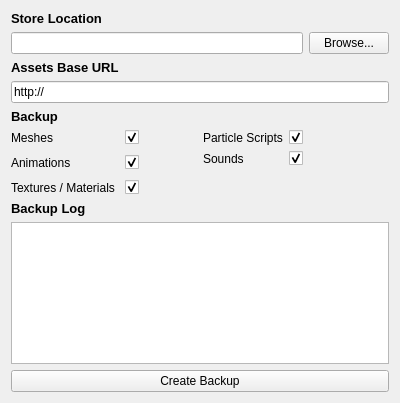
First picture: the form in WorldBuildingModule/ui/OpenSimSceneBackupWidget.ui, repository realXtend/tundra, before the edit.
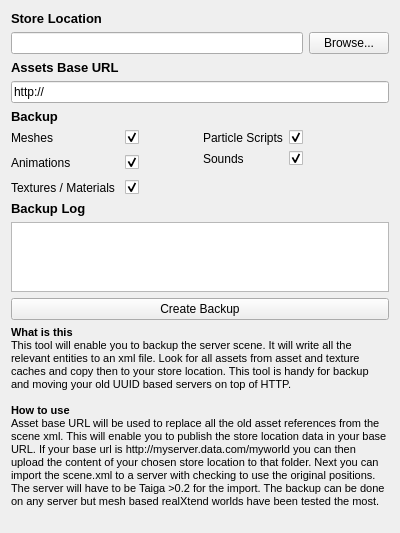
Second picture: the form after the edit.

Commit message: Some help text for the backup widget and few widget log prints made nicer.

Patch:
```diff
--- a/WorldBuildingModule/ui/OpenSimSceneBackupWidget.ui
+++ b/WorldBuildingModule/ui/OpenSimSceneBackupWidget.ui
@@ -7,7 +7,7 @@
     <x>0</x>
     <y>0</y>
     <width>400</width>
-    <height>403</height>
+    <height>533</height>
    </rect>
   </property>
   <property name="minimumSize">
@@ -218,6 +218,29 @@
      </property>
     </widget>
    </item>
+   <item>
+    <widget class="QLabel" name="label_5">
+     <property name="text">
+      <string>&lt;!DOCTYPE HTML PUBLIC &quot;-//W3C//DTD HTML 4.0//EN&quot; &quot;http://www.w3.org/TR/REC-html40/strict.dtd&quot;&gt;
+&lt;html&gt;&lt;head&gt;&lt;meta name=&quot;qrichtext&quot; content=&quot;1&quot; /&gt;&lt;style type=&quot;text/css&quot;&gt;
+p, li { white-space: pre-wrap; }
+&lt;/style&gt;&lt;/head&gt;&lt;body style=&quot; font-family:'MS Shell Dlg 2'; font-size:8.25pt; font-weight:400; font-style:normal;&quot;&gt;
+&lt;p style=&quot; margin-top:0px; margin-bottom:0px; margin-left:0px; margin-right:0px; -qt-block-indent:0; text-indent:0px;&quot;&gt;&lt;span style=&quot; font-size:8pt; font-weight:600;&quot;&gt;What is this&lt;/span&gt;&lt;/p&gt;
+&lt;p style=&quot; margin-top:0px; margin-bottom:0px; margin-left:0px; margin-right:0px; -qt-block-indent:0; text-indent:0px;&quot;&gt;&lt;span style=&quot; font-size:8pt;&quot;&gt;This tool will enable you to backup the server scene. It will write all the relevant entities to an xml file. Look for all assets from asset and texture caches and copy then to your store location. This tool is handy for backup and moving your old UUID based servers on top of HTTP.&lt;/span&gt;&lt;/p&gt;
+&lt;p style=&quot;-qt-paragraph-type:empty; margin-top:0px; margin-bottom:0px; margin-left:0px; margin-right:0px; -qt-block-indent:0; text-indent:0px; font-size:8pt;&quot;&gt;&lt;/p&gt;
+&lt;p style=&quot; margin-top:0px; margin-bottom:0px; margin-left:0px; margin-right:0px; -qt-block-indent:0; text-indent:0px;&quot;&gt;&lt;span style=&quot; font-size:8pt; font-weight:600;&quot;&gt;How to use&lt;/span&gt;&lt;/p&gt;
+&lt;p style=&quot; margin-top:0px; margin-bottom:0px; margin-left:0px; margin-right:0px; -qt-block-indent:0; text-indent:0px;&quot;&gt;&lt;span style=&quot; font-size:8pt;&quot;&gt;Asset base URL will be used to replace all the old asset references from the scene xml. This will enable you to publish the store location data in your base URL. If your base url is http://myserver.data.com/myworld you can then upload the content of your chosen store location to that folder. Next you can import the scene.xml to a server with checking to use the original positions. The server will have to be Taiga &amp;gt;0.2 for the import. The backup can be done on any server but mesh based realXtend worlds have been tested the most.&lt;/span&gt;&lt;/p&gt;
+&lt;p style=&quot;-qt-paragraph-type:empty; margin-top:0px; margin-bottom:0px; margin-left:0px; margin-right:0px; -qt-block-indent:0; text-indent:0px; font-size:8pt;&quot;&gt;&lt;/p&gt;
+&lt;p style=&quot;-qt-paragraph-type:empty; margin-top:0px; margin-bottom:0px; margin-left:0px; margin-right:0px; -qt-block-indent:0; text-indent:0px; font-size:8pt;&quot;&gt;&lt;/p&gt;&lt;/body&gt;&lt;/html&gt;</string>
+     </property>
+     <property name="textFormat">
+      <enum>Qt::RichText</enum>
+     </property>
+     <property name="wordWrap">
+      <bool>true</bool>
+     </property>
+    </widget>
+   </item>
   </layout>
  </widget>
  <resources/>
```
The commit also changes 1 other file.
